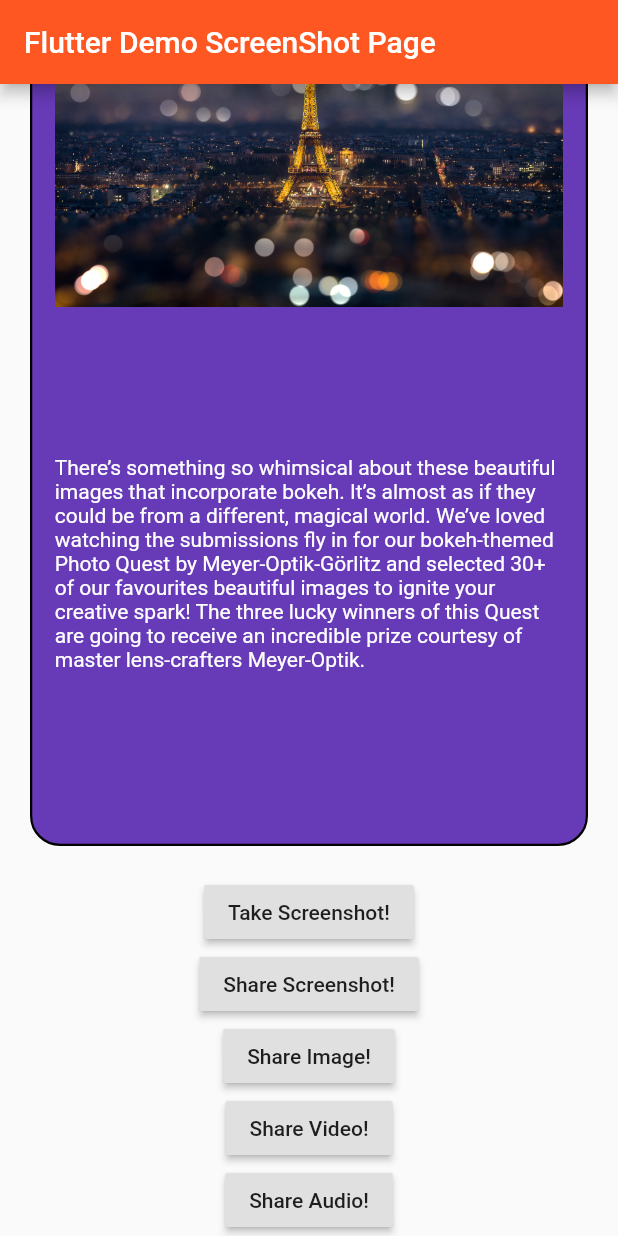
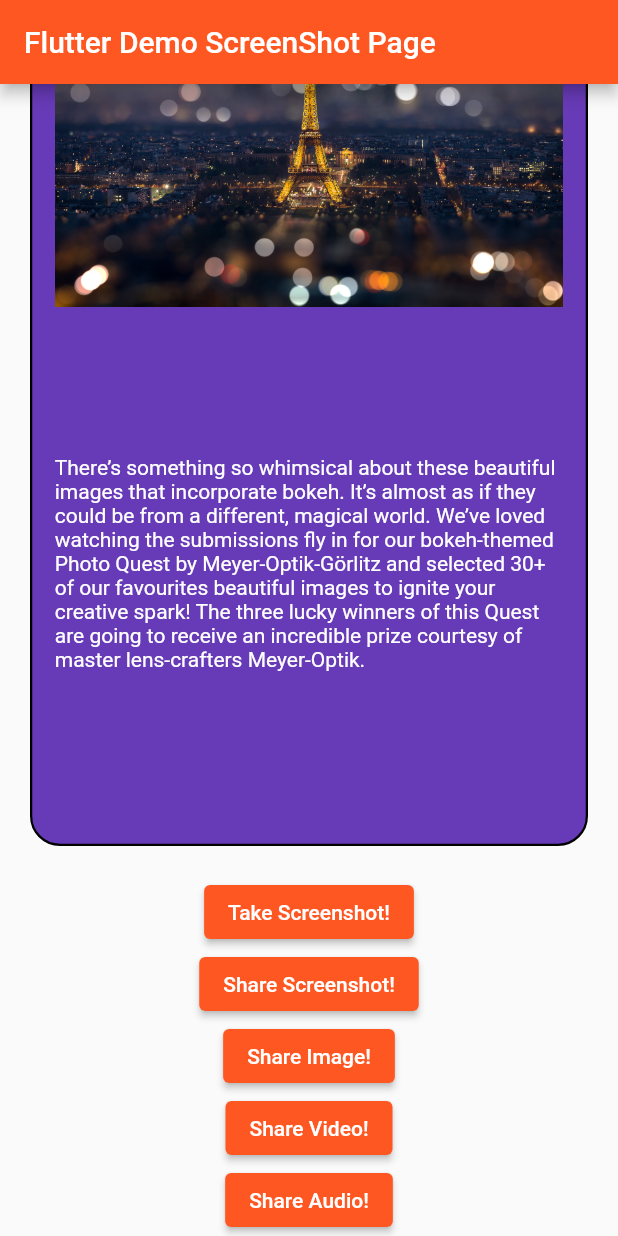
Before and after one commit to JayTWWM/Share-Files-And-Screenshot-Widgets-Flutter, a Flutter app: the screen it shows after launch, scrolled down 336 dp, on a phone screen of 412 x 824 dp. Run offline on Flutter 3.47's test engine with Material 2 defaults, Android fonts, the light colour scheme and no system bars.

Commit message:
Update dependencies & code for Flutter 2.0

```diff
--- a/example/lib/main.dart
+++ b/example/lib/main.dart
@@ -83,7 +83,7 @@ class _MyHomePageState extends State<MyHomePage> {
                   mainAxisAlignment: MainAxisAlignment.spaceEvenly,
                   children: [
                     Container(
-                      child: RaisedButton(
+                      child: ElevatedButton(
                           child: Text("Take Screenshot!"),
                           onPressed: () {
                             ShareFilesAndScreenshotWidgets()
@@ -96,7 +96,7 @@ class _MyHomePageState extends State<MyHomePage> {
                           }),
                     ),
                     Container(
-                        child: RaisedButton(
+                        child: ElevatedButton(
                             child: Text("Share Screenshot!"),
                             onPressed: () {
                               ShareFilesAndScreenshotWidgets().shareScreenshot(
@@ -108,7 +108,7 @@ class _MyHomePageState extends State<MyHomePage> {
                                   text: "This is the caption!");
                             })),
                     Container(
-                        child: RaisedButton(
+                        child: ElevatedButton(
                             child: Text("Share Image!"),
                             onPressed: () async {
                               ByteData bytes =
@@ -119,7 +119,7 @@ class _MyHomePageState extends State<MyHomePage> {
                                   text: "This is the caption!");
                             })),
                     Container(
-                        child: RaisedButton(
+                        child: ElevatedButton(
                             child: Text("Share Video!"),
                             onPressed: () async {
                               ByteData bytes =
@@ -130,7 +130,7 @@ class _MyHomePageState extends State<MyHomePage> {
                                   text: "This is the caption!");
                             })),
                     Container(
-                        child: RaisedButton(
+                        child: ElevatedButton(
                             child: Text("Share Audio!"),
                             onPressed: () async {
                               ByteData bytes =
--- a/pubspec.yaml
+++ b/pubspec.yaml
@@ -9,7 +9,7 @@ environment:
   flutter: ">=1.10.0"
 
 dependencies:
-  path_provider: ^1.6.11
+  path_provider: ^2.0.1
   flutter:
     sdk: flutter
 
```
Also changed, not shown: example/pubspec.lock, pubspec.lock.
